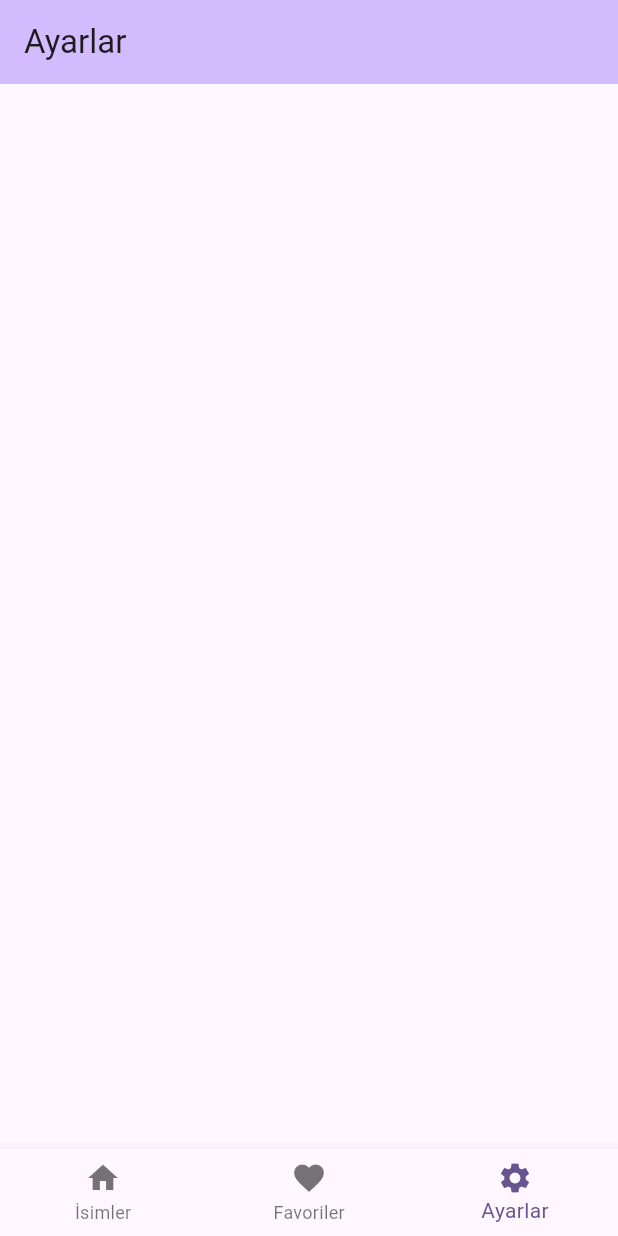
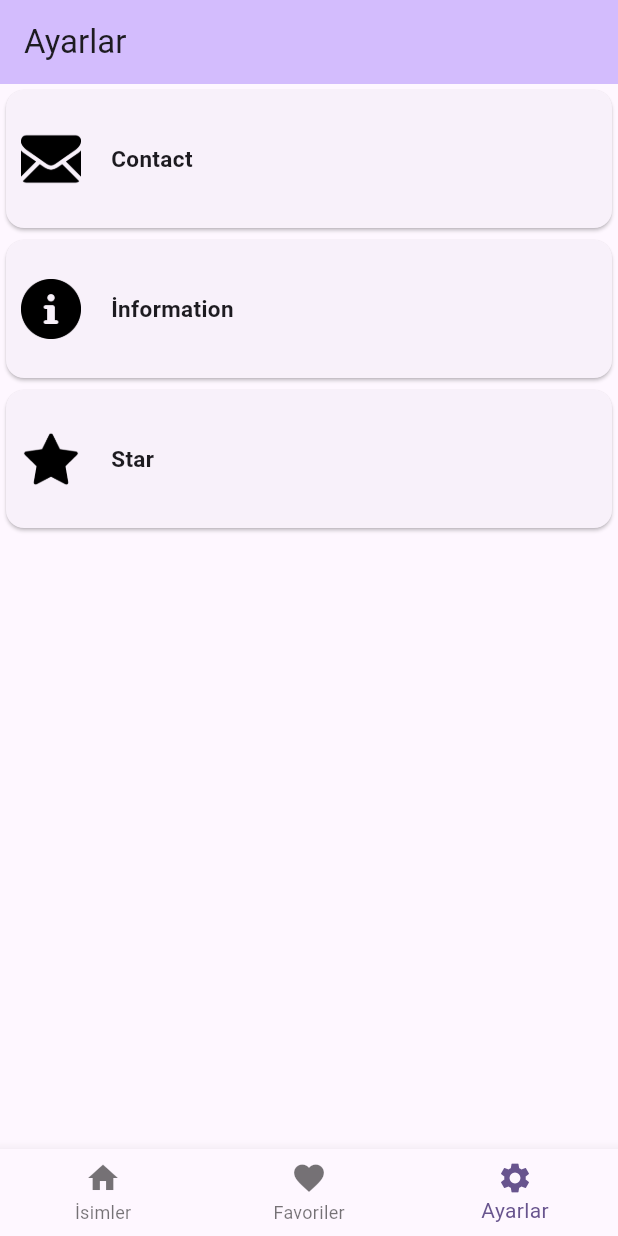
Before and after one commit to AlicanAkdogan/flutter-bebekisimrehberi, a Flutter app: the screen it shows after launch, item 3 of the bottom bar chosen, on a phone screen of 412 x 824 dp. Run offline on Flutter 3.47's test engine with Material 2 defaults, Android fonts, the phone set to English and light mode, and no system bars; our stand-ins replace sqflite; accounts and stored records are empty.

Commit message:
ayarlar sayfası düzenlendi

```diff
--- a/lib/sayfalar/page3.dart
+++ b/lib/sayfalar/page3.dart
@@ -14,7 +14,7 @@ class _page3State extends State<page3> {
 
     var a1 = Ayarlar(1, "Contact", "contact.png");
     var a2 = Ayarlar(2, "İnformation", "information.png");
-    var a3 = Ayarlar(3, "Star", "Star.png");
+    var a3 = Ayarlar(3, "Star", "star.png");
 
     ayarlarList.add(a1);
     ayarlarList.add(a2);
@@ -41,7 +41,40 @@ class _page3State extends State<page3> {
               itemCount: ayarlarListesi!.length,
               itemBuilder: (context, index) {
                 var ayar = ayarlarListesi[index];
-                //Row veya colum ile tarım eklenecektir.
+                return GestureDetector(
+                  onTap: () {
+                    print("object");
+                  },
+                  child: SizedBox(
+                    height: 100,
+                    child: Card(
+                      child: Row(
+                        mainAxisAlignment: MainAxisAlignment.start,
+                        children: [
+                          SizedBox(
+                            height: 50,
+                            width: 50,
+                            child: Padding(
+                              padding: const EdgeInsets.only(left: 10),
+                              child: Image.asset(
+                                "resimler/${ayar.ayar_icon}",
+                                color: Colors.black,
+                              ),
+                            ),
+                          ),
+                          Padding(
+                            padding: const EdgeInsets.only(left: 20),
+                            child: Text(
+                              ayar.ayar_ad,
+                              style: TextStyle(
+                                  fontSize: 15, fontWeight: FontWeight.bold),
+                            ),
+                          ),
+                        ],
+                      ),
+                    ),
+                  ),
+                );
               },
             );
           } else {
--- a/pubspec.yaml
+++ b/pubspec.yaml
@@ -63,7 +63,7 @@ flutter:
   # To add assets to your application, add an assets section, like this:
   assets:
      - veritabani/sontest.sqlite
-  #   - images/a_dot_ham.jpeg
+     - resimler/
 
   # An image asset can refer to one or more resolution-specific "variants", see
   # https://flutter.dev/assets-and-images/#resolution-aware
```
